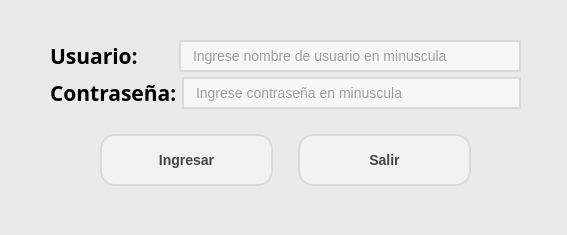
This is menu_usuario/Qt/window_login.ui in nvargas24/Sistema_medicion_de_rodamientos-SMR as Qt 5 draws it before an edit. The edited form follows.
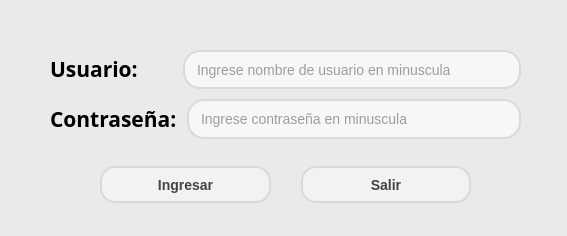
This is the edited form.

Commit message: arreglo layout en qt

Diff of the .ui file:
```diff
--- a/menu_usuario/Qt/window_login.ui
+++ b/menu_usuario/Qt/window_login.ui
@@ -7,7 +7,7 @@
     <x>0</x>
     <y>0</y>
     <width>567</width>
-    <height>235</height>
+    <height>236</height>
    </rect>
   </property>
   <property name="windowTitle">
@@ -25,17 +25,23 @@
      <x>50</x>
      <y>40</y>
      <width>471</width>
-     <height>151</height>
+     <height>168</height>
     </rect>
    </property>
-   <layout class="QVBoxLayout" name="verticalLayout" stretch="0,0,1">
+   <layout class="QVBoxLayout" name="verticalLayout" stretch="1,1,1">
     <property name="spacing">
-     <number>5</number>
+     <number>10</number>
     </property>
     <item>
      <layout class="QHBoxLayout" name="horizontalLayout">
       <property name="spacing">
-       <number>41</number>
+       <number>45</number>
+      </property>
+      <property name="topMargin">
+       <number>10</number>
+      </property>
+      <property name="bottomMargin">
+       <number>0</number>
       </property>
       <item>
        <widget class="QLabel" name="label_usuario">
@@ -60,6 +66,12 @@
       </item>
       <item>
        <widget class="QLineEdit" name="usuario">
+        <property name="sizePolicy">
+         <sizepolicy hsizetype="Expanding" vsizetype="Expanding">
+          <horstretch>0</horstretch>
+          <verstretch>0</verstretch>
+         </sizepolicy>
+        </property>
         <property name="styleSheet">
          <string notr="true">QLineEdit {
     background-color: #F7F7F7; /* Color de fondo */
@@ -92,7 +104,13 @@
      </layout>
     </item>
     <item>
-     <layout class="QHBoxLayout" name="horizontalLayout_2">
+     <layout class="QHBoxLayout" name="horizontalLayout_2" stretch="0,0">
+      <property name="topMargin">
+       <number>0</number>
+      </property>
+      <property name="bottomMargin">
+       <number>10</number>
+      </property>
       <item>
        <widget class="QLabel" name="label_contra">
         <property name="sizePolicy">
@@ -116,6 +134,12 @@
       </item>
       <item>
        <widget class="QLineEdit" name="contrasenia">
+        <property name="sizePolicy">
+         <sizepolicy hsizetype="Expanding" vsizetype="Expanding">
+          <horstretch>0</horstretch>
+          <verstretch>0</verstretch>
+         </sizepolicy>
+        </property>
         <property name="styleSheet">
          <string notr="true">QLineEdit {
     background-color: #F7F7F7; /* Color de fondo */
@@ -150,7 +174,7 @@
        <number>50</number>
       </property>
       <property name="topMargin">
-       <number>20</number>
+       <number>7</number>
       </property>
       <property name="rightMargin">
        <number>50</number>
```
The commit also changes 4 other files.
